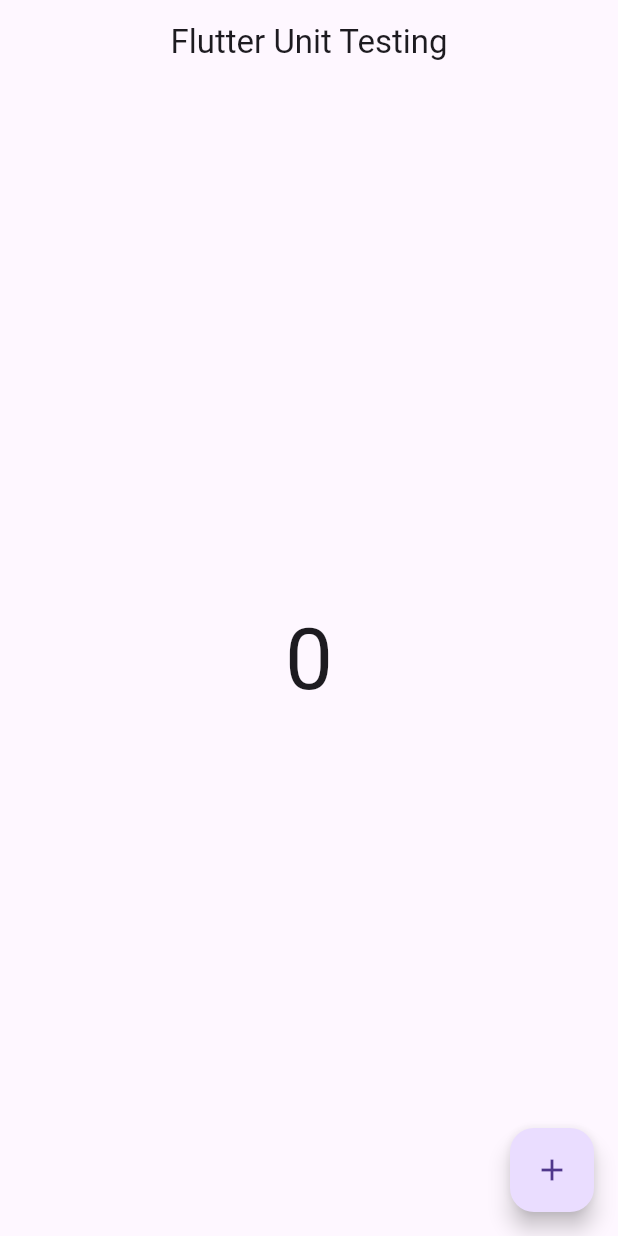
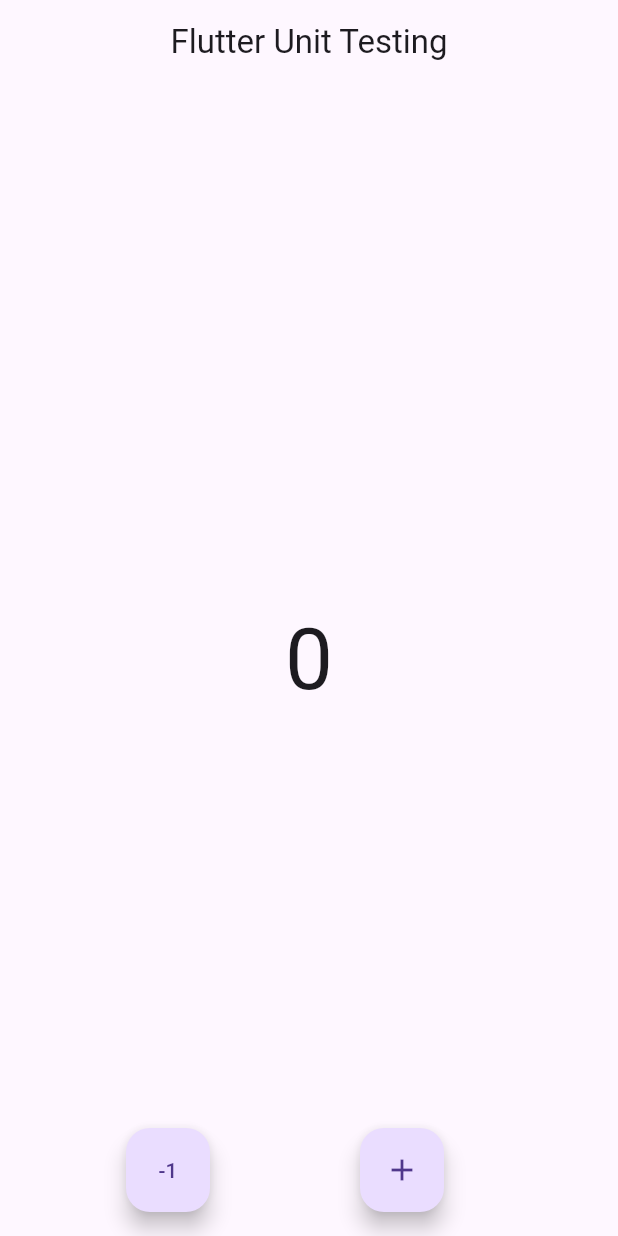
Before and after one commit to Iamgauravkanani/flutter_testing_app, a Flutter app: the screen it shows after launch, on a phone screen of 412 x 824 dp. Run offline on Flutter 3.47's test engine with Material 2 defaults, Android fonts, the phone set to English and light mode, and no system bars.

```diff
--- a/lib/Class/increment_class.dart
+++ b/lib/Class/increment_class.dart
@@ -2,4 +2,5 @@ class Increment {
   int count = 0;
 
   void increment() => count++;
+  void decrement() => count--;
 }
--- a/lib/main.dart
+++ b/lib/main.dart
@@ -23,13 +23,26 @@ class _HomePageState extends State<HomePage> {
   @override
   Widget build(BuildContext context) {
     return Scaffold(
-      floatingActionButton: FloatingActionButton(
+      floatingActionButton: Row(
+        mainAxisAlignment: MainAxisAlignment.spaceEvenly,
+        children: [
+          FloatingActionButton(
+            onPressed: () {
+              setState(() {
+                c1.decrement();
+              });
+            },
+            child: Text("-1"),
+          ),
+          FloatingActionButton(
             onPressed: () {
               setState(() {
                 c1.increment();
               });
             },
             child: Icon(Icons.add),
+          ),
+        ],
       ),
       appBar: AppBar(
         title: Text("Flutter Unit Testing"),
```
Also changed, not shown: 1 other file. Lines whose indentation alone changed are shown as unchanged.
